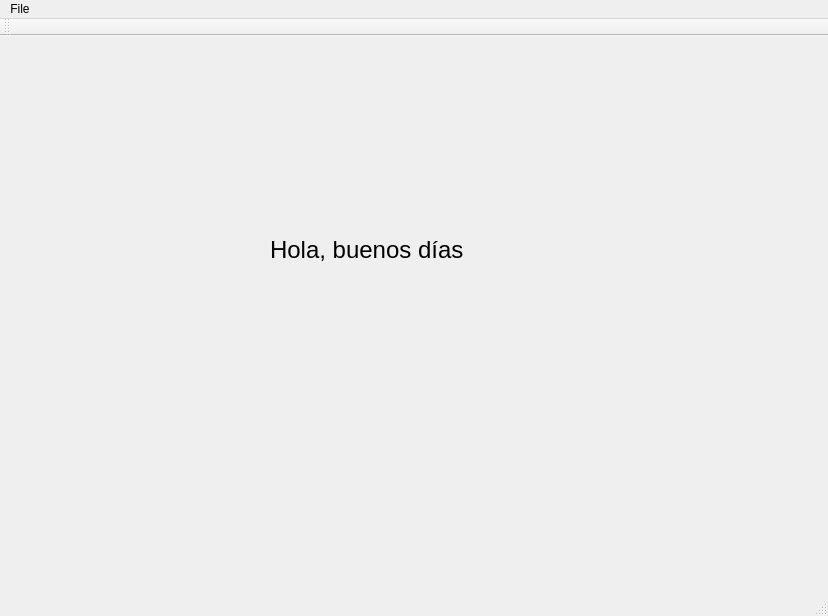
The window that PointCloudEditor/code/qt/PointCloudEditor.ui (miguelgutierrezruano/PointCloudEditor) describes before a commit, drawn with Qt 5.
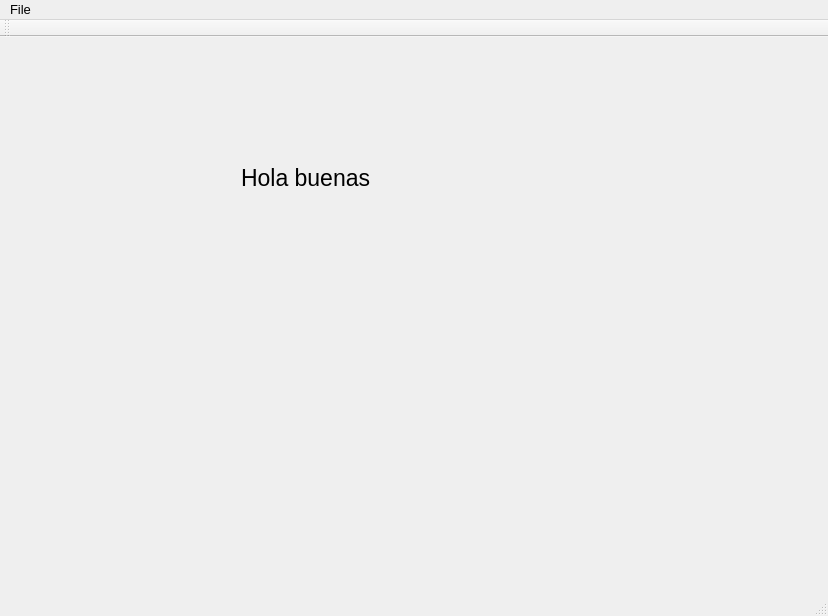
The same window after the commit.

Diff of the .ui file:
```diff
--- a/PointCloudEditor/code/qt/PointCloudEditor.ui
+++ b/PointCloudEditor/code/qt/PointCloudEditor.ui
@@ -10,30 +10,50 @@
     <height>616</height>
    </rect>
   </property>
+  <property name="font">
+   <font>
+    <pointsize>10</pointsize>
+   </font>
+  </property>
   <property name="windowTitle">
    <string>PointCloudEditor</string>
   </property>
   <widget class="QWidget" name="centralWidget">
-   <widget class="QLabel" name="hola">
+   <widget class="QWidget" name="verticalLayoutWidget">
     <property name="geometry">
      <rect>
-      <x>270</x>
-      <y>200</y>
-      <width>261</width>
-      <height>101</height>
+      <x>230</x>
+      <y>70</y>
+      <width>311</width>
+      <height>141</height>
      </rect>
     </property>
+    <layout class="QVBoxLayout" name="verticalLayout">
+     <item>
+      <widget class="QLabel" name="label">
+       <property name="sizePolicy">
+        <sizepolicy hsizetype="Preferred" vsizetype="Preferred">
+         <horstretch>0</horstretch>
+         <verstretch>0</verstretch>
+        </sizepolicy>
+       </property>
     <property name="font">
      <font>
-      <pointsize>18</pointsize>
+         <pointsize>17</pointsize>
      </font>
     </property>
     <property name="text">
-     <string>Hola, buenos días</string>
-    </property>
-    <property name="alignment">
-     <set>Qt::AlignLeading|Qt::AlignLeft|Qt::AlignTop</set>
-    </property>
+        <string>Hola buenas</string>
+       </property>
+       <property name="textFormat">
+        <enum>Qt::PlainText</enum>
+       </property>
+       <property name="textInteractionFlags">
+        <set>Qt::LinksAccessibleByMouse</set>
+       </property>
+      </widget>
+     </item>
+    </layout>
    </widget>
   </widget>
   <widget class="QMenuBar" name="menuBar">
@@ -42,7 +62,7 @@
      <x>0</x>
      <y>0</y>
      <width>828</width>
-     <height>22</height>
+     <height>23</height>
     </rect>
    </property>
    <widget class="QMenu" name="menuFile">
```
Lines whose indentation alone changed are shown as unchanged.
